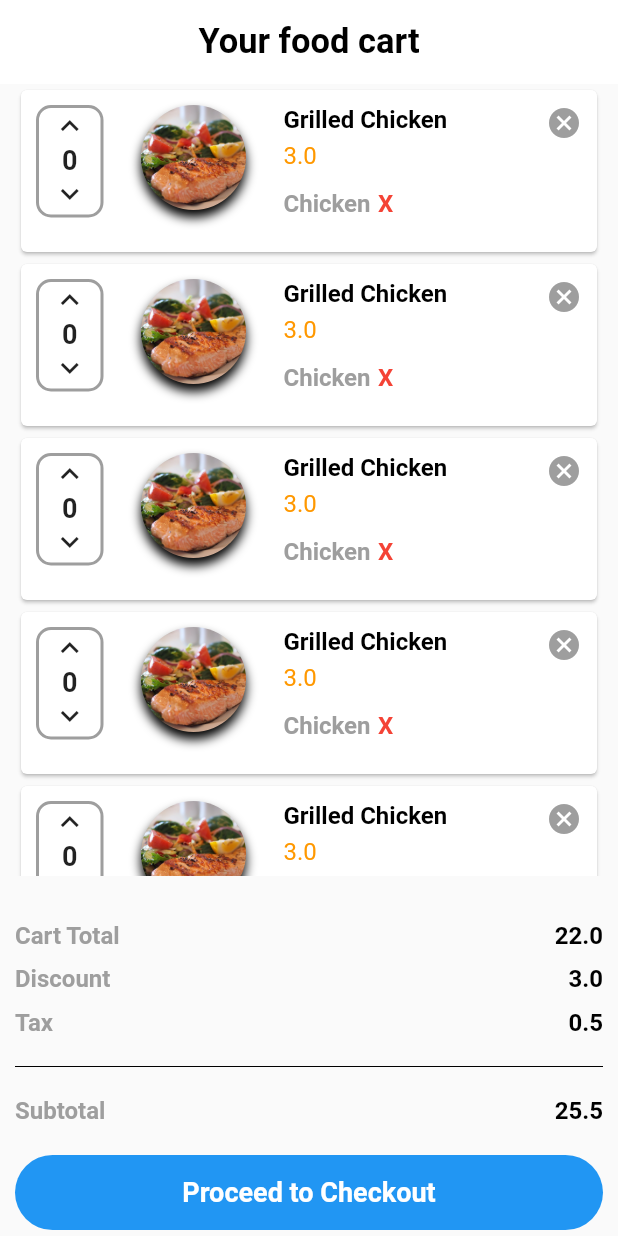
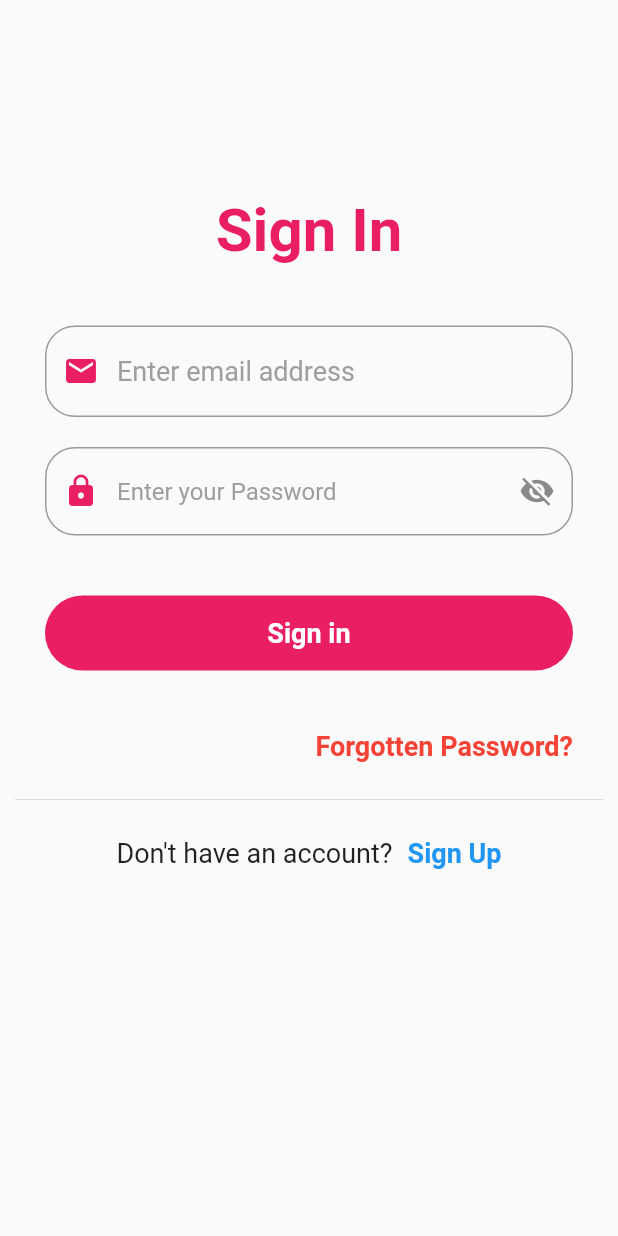
Before and after one commit to shakilhossain38/food_delivery, a Flutter app: the OrderPage screen opened directly, after a tap on "Proceed to Checkout", on a phone screen of 412 x 824 dp. Run offline on Flutter 3.47's test engine with Material 2 defaults, Android fonts, the phone set to English and light mode, and no system bars.

```diff
--- a/lib/src/pages/orderpage.dart
+++ b/lib/src/pages/orderpage.dart
@@ -1,6 +1,7 @@
 import 'package:flutter/cupertino.dart';
 import 'package:flutter/material.dart';
 import '../widgets/OrderCard.dart';
+import 'signin_page.dart';
 
 class OrderPage extends StatefulWidget {
   @override
@@ -31,6 +32,7 @@ class _OrderPageState extends State<OrderPage> {
           OrderCard(),
           OrderCard(),
           OrderCard(),
+
 
         ],
       ),
@@ -136,25 +138,35 @@ class _OrderPageState extends State<OrderPage> {
               ],
             ),
             SizedBox(height: 20.0,),
+
             InkWell(
-            onTap: (){},
+              onTap: () {},
               child: Container(
                 height: 50.0,
-              width: MediaQuery.of(context).size.width,
+                width: MediaQuery
+                    .of(context)
+                    .size
+                    .width,
                 decoration: BoxDecoration(
-                  color: Colors.blue, borderRadius: BorderRadius.circular(30.0)),
+                    color: Colors.blue,
+                    borderRadius: BorderRadius.circular(30.0)),
                 child: Center(
+                  child: GestureDetector(
+                    onTap: (){
+                      Navigator.of(context).push(MaterialPageRoute(builder: (BuildContext context)=>SignInPage()));
+                    },
                     child: Text(
                       "Proceed to Checkout",
                       style: TextStyle(
                           fontSize: 18.0,
                           fontWeight: FontWeight.bold,
                           color: Colors.white),
-              )),
+                    ),
+                  ),),
               ),
             ),
           ],
-      ),
+        )
     );
   }
 }
--- /dev/null
+++ b/lib/src/pages/signin_page.dart
@@ -0,0 +1,155 @@
+import 'package:flutter/cupertino.dart';
+import 'package:flutter/material.dart';
+import 'signup_page.dart';
+class SignInPage extends StatefulWidget {
+  @override
+  _SignInPageState createState() => _SignInPageState();
+}
+
+class _SignInPageState extends State<SignInPage> {
+  bool _toggleVisibility = true;
+
+  Widget _emailfield() {
+    return TextField(
+        decoration: InputDecoration(
+            hintText: "Enter email address",
+            hintStyle: TextStyle(color: Colors.grey, fontSize: 18.0),
+            border: OutlineInputBorder(
+              borderRadius: BorderRadius.circular(20.0),
+            ),
+            prefixIcon: Icon(Icons.email, color: Colors.pink,)));
+  }
+
+  Widget _passwordField() {
+    return TextField(
+      decoration: InputDecoration(
+        hintText: "Enter your Password",
+        hintStyle: TextStyle(
+          color: Colors.grey,
+          fontSize: 16.0,
+        ),
+        border: OutlineInputBorder(
+          borderRadius: BorderRadius.circular(20.0),
+        ),
+        prefixIcon: Icon(Icons.lock, color: Colors.pink,),
+        suffixIcon: IconButton(
+          onPressed: () {
+            setState(() {
+              _toggleVisibility = !_toggleVisibility;
+            });
+          },
+          icon: _toggleVisibility
+              ? Icon(Icons.visibility_off)
+              : Icon(Icons.visibility),
+        ),
+
+    ),
+    obscureText: _toggleVisibility,
+    );
+  }
+
+  @override
+  Widget build(BuildContext context) {
+    return Scaffold(
+      body: ListView(
+        children: <Widget>[
+          Padding(
+              padding: EdgeInsets.symmetric(horizontal: 10.0, vertical: 130.0),
+              child: Column(
+                mainAxisAlignment: MainAxisAlignment.center,
+                children: <Widget>[
+                  Text(
+                    "Sign In",
+                    style: TextStyle(
+                        fontWeight: FontWeight.bold,
+                        fontSize: 40.0,
+                        color: Colors.pink),
+                  ),
+                  SizedBox(
+                    height: 20.0,
+                  ),
+                  Padding(
+                    padding: EdgeInsets.all(20.0),
+                    child: Column(
+                      children: <Widget>[
+                        _emailfield(),
+                        SizedBox(
+                          height: 20.0,
+                        ),
+                        _passwordField(),
+                      ],
+                    ),
+                  ),
+                  Padding(
+                    padding: const EdgeInsets.all(20.0),
+                    child: Container(
+                      height: 50.0,
+                      decoration: BoxDecoration(
+                        color: Colors.pink,
+                        borderRadius: BorderRadius.circular(25.0),
+                      ),
+                      child: Center(
+                        child: Text(
+                          "Sign in",
+                          style: TextStyle(
+                              fontSize: 18.0,
+                              fontWeight: FontWeight.bold,
+                              color: Colors.white),
+                        ),
+                      ),
+                    ),
+                  ),
+                  Padding(
+                    padding: const EdgeInsets.all(20.0),
+                    child: Row(
+                      mainAxisAlignment: MainAxisAlignment.end,
+                      children: <Widget>[
+                        Text(
+                          "Forgotten Password?",
+                          style: TextStyle(
+                              fontSize: 18.0,
+                              fontWeight: FontWeight.bold,
+                              color: Colors.red),
+                        )
+                      ],
+                    ),
+                  ),
+                  Divider(
+                    height: 10.0,
+                  ),
+                  Padding(
+                    padding: const EdgeInsets.all(20.0),
+                    child: Row(
+                      mainAxisAlignment: MainAxisAlignment.center,
+                      children: <Widget>[
+                        Text(
+                          "Don't have an account?",
+                          style: TextStyle(
+                            fontSize: 18.0,
+                          ),
+                        ),
+                        SizedBox(
+                          width: 10.0,
+                        ),
+                        GestureDetector(
+                          onTap: (){
+                            Navigator.of(context).pushReplacement(MaterialPageRoute(builder: (BuildContext context)=>SignUpPage()));
+                          },
+                          child: Text(
+                            "Sign Up",
+                            style: TextStyle(
+                                fontWeight: FontWeight.bold,
+                                fontSize: 18.0,
+                                color: Colors.blue),
+                          ),
+                        ),
+                      ],
+                    ),
+                  )
+                ],
+              )),
+        ],
+      ),
+    );
+  }
+}
--- a/lib/src/widgets/OrderCard.dart
+++ b/lib/src/widgets/OrderCard.dart
@@ -1,5 +1,5 @@
 import 'package:flutter/material.dart';
-import 'package:food_delivery/src/widgets/search.dart';
+
 
 class OrderCard extends StatelessWidget {
   @override
```
Also changed, not shown: lib/src/pages/signup_page.dart (added, +191 -0 lines). Lines whose indentation alone changed are shown as unchanged.
